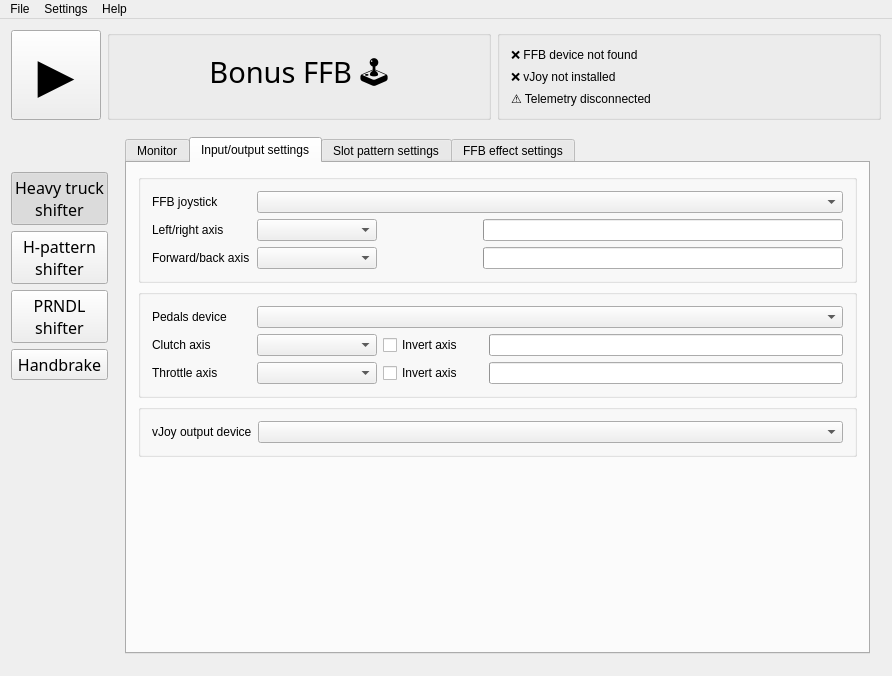
Old version of the form BonusFFB/BonusFFB.ui in the repository kgmonteith/BonusFFB.
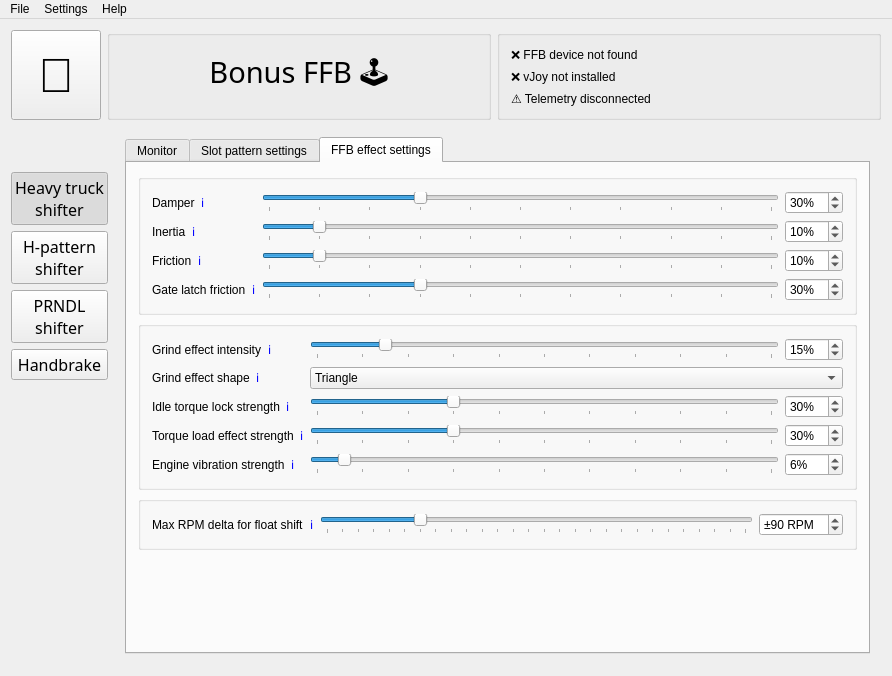
New version of the form. The open tabs and pages were chosen to show the change. Icons and pictures are not drawn.

Commit message: Implemented unified device configuration

The edit to the form file:
```diff
--- a/BonusFFB/BonusFFB.ui
+++ b/BonusFFB/BonusFFB.ui
@@ -63,10 +63,13 @@
          </font>
         </property>
         <property name="text">
-         <string>▶️</string>
+         <string>🚫</string>
         </property>
         <property name="checkable">
-         <bool>true</bool>
+         <bool>false</bool>
+        </property>
+        <property name="checked">
+         <bool>false</bool>
         </property>
        </widget>
       </item>
@@ -362,393 +365,6 @@
             </item>
            </layout>
           </widget>
-          <widget class="QWidget" name="tab_9">
-           <attribute name="title">
-            <string>Input/output settings</string>
-           </attribute>
-           <layout class="QVBoxLayout" name="verticalLayout_6">
-            <item>
-             <widget class="QGroupBox" name="joystickGroupBox_4">
-              <property name="title">
-               <string/>
-              </property>
-              <layout class="QFormLayout" name="ioSettingsLayout_4">
-               <item row="0" column="0">
-                <widget class="QLabel" name="label_22">
-                 <property name="minimumSize">
-                  <size>
-                   <width>99</width>
-                   <height>0</height>
-                  </size>
-                 </property>
-                 <property name="text">
-                  <string>FFB joystick</string>
-                 </property>
-                </widget>
-               </item>
-               <item row="0" column="1">
-                <widget class="QComboBox" name="heavytruck_joystickDeviceComboBox">
-                 <property name="sizePolicy">
-                  <sizepolicy hsizetype="Minimum" vsizetype="Fixed">
-                   <horstretch>0</horstretch>
-                   <verstretch>0</verstretch>
-                  </sizepolicy>
-                 </property>
-                </widget>
-               </item>
-               <item row="1" column="0">
-                <widget class="QLabel" name="label_23">
-                 <property name="text">
-                  <string>Left/right axis</string>
-                 </property>
-                </widget>
-               </item>
-               <item row="1" column="1">
-                <layout class="QHBoxLayout" name="horizontalLayout_28">
-                 <item>
-                  <widget class="QComboBox" name="heavytruck_joystickLRAxisComboBox">
-                   <property name="sizePolicy">
-                    <sizepolicy hsizetype="Fixed" vsizetype="Fixed">
-                     <horstretch>0</horstretch>
-                     <verstretch>0</verstretch>
-                    </sizepolicy>
-                   </property>
-                   <property name="minimumSize">
-                    <size>
-                     <width>120</width>
-                     <height>0</height>
-                    </size>
-                   </property>
-                   <property name="maximumSize">
-                    <size>
-                     <width>120</width>
-                     <height>16777215</height>
-                    </size>
-                   </property>
-                  </widget>
-                 </item>
-                 <item>
-                  <spacer name="horizontalSpacer_8">
-                   <property name="orientation">
-                    <enum>Qt::Orientation::Horizontal</enum>
-                   </property>
-                   <property name="sizeType">
-                    <enum>QSizePolicy::Policy::Fixed</enum>
-                   </property>
-                   <property name="sizeHint" stdset="0">
-                    <size>
-                     <width>100</width>
-                     <height>20</height>
-                    </size>
-                   </property>
-                  </spacer>
-                 </item>
-                 <item>
-                  <widget class="QProgressBar" name="heavytruck_ioTabJoystickLRProgressBar">
-                   <property name="autoFillBackground">
-                    <bool>false</bool>
-                   </property>
-                   <property name="maximum">
-                    <number>65535</number>
-                   </property>
-                   <property name="value">
-                    <number>0</number>
-                   </property>
-                   <property name="textVisible">
-                    <bool>false</bool>
-                   </property>
-                  </widget>
-                 </item>
-                </layout>
-               </item>
-               <item row="2" column="0">
-                <widget class="QLabel" name="label_24">
-                 <property name="text">
-                  <string>Forward/back axis</string>
-                 </property>
-                </widget>
-               </item>
-               <item row="2" column="1">
-                <layout class="QHBoxLayout" name="horizontalLayout_29">
-                 <item>
-                  <widget class="QComboBox" name="heavytruck_joystickFBAxisComboBox">
-                   <property name="sizePolicy">
-                    <sizepolicy hsizetype="Fixed" vsizetype="Fixed">
-                     <horstretch>0</horstretch>
-                     <verstretch>0</verstretch>
-                    </sizepolicy>
-                   </property>
-                   <property name="minimumSize">
-                    <size>
-                     <width>120</width>
-                     <height>0</height>
-                    </size>
-                   </property>
-                   <property name="maximumSize">
-                    <size>
-                     <width>120</width>
-                     <height>16777215</height>
-                    </size>
-                   </property>
-                  </widget>
-                 </item>
-                 <item>
-                  <spacer name="horizontalSpacer_9">
-                   <property name="orientation">
-                    <enum>Qt::Orientation::Horizontal</enum>
-                   </property>
-                   <property name="sizeType">
-                    <enum>QSizePolicy::Policy::Fixed</enum>
-                   </property>
-                   <property name="sizeHint" stdset="0">
-                    <size>
-                     <width>100</width>
-                     <height>20</height>
-                    </size>
-                   </property>
-                  </spacer>
-                 </item>
-                 <item>
-                  <widget class="QProgressBar" name="heavytruck_ioTabJoystickFBProgressBar">
-                   <property name="maximum">
-                    <number>65535</number>
-                   </property>
-                   <property name="value">
-                    <number>0</number>
-                   </property>
-                   <property name="textVisible">
-                    <bool>false</bool>
-                   </property>
-                  </widget>
-                 </item>
-                </layout>
-               </item>
-              </layout>
-             </widget>
-            </item>
-            <item>
-             <widget class="QGroupBox" name="pedalsGroupBox_3">
-              <property name="title">
-               <string/>
-              </property>
-              <layout class="QFormLayout" name="formLayout_6">
-               <item row="0" column="0">
-                <widget class="QLabel" name="cluckDeviceLabel_3">
-                 <property name="minimumSize">
-                  <size>
-                   <width>99</width>
-                   <height>0</height>
-                  </size>
-                 </property>
-                 <property name="text">
-                  <string>Pedals device</string>
-                 </property>
-                </widget>
-               </item>
-               <item row="0" column="1">
-                <widget class="QComboBox" name="heavytruck_pedalsDeviceComboBox">
-                 <property name="font">
-                  <font>
-                   <family>Segoe UI</family>
-                   <pointsize>9</pointsize>
-                  </font>
-                 </property>
-                 <property name="placeholderText">
-                  <string/>
-                 </property>
-                </widget>
-               </item>
-               <item row="1" column="0">
-                <widget class="QLabel" name="clutchAxisLabel_3">
-                 <property name="minimumSize">
-                  <size>
-                   <width>0</width>
-                   <height>0</height>
-                  </size>
-                 </property>
-                 <property name="text">
-                  <string>Clutch axis</string>
-                 </property>
-                </widget>
-               </item>
-               <item row="1" column="1">
-                <layout class="QHBoxLayout" name="horizontalLayout_30">
-                 <item>
-                  <widget class="QComboBox" name="heavytruck_clutchAxisComboBox">
-                   <property name="sizePolicy">
-                    <sizepolicy hsizetype="Fixed" vsizetype="Fixed">
-                     <horstretch>0</horstretch>
-                     <verstretch>0</verstretch>
-                    </sizepolicy>
-                   </property>
-                   <property name="minimumSize">
-                    <size>
-                     <width>120</width>
-                     <height>0</height>
-                    </size>
-                   </property>
-                   <property name="maximumSize">
-                    <size>
-                     <width>120</width>
-                     <height>16777215</height>
-                    </size>
-                   </property>
-                   <property name="toolTip">
-                    <string/>
-                   </property>
-                   <property name="placeholderText">
-                    <string/>
-                   </property>
-                  </widget>
-                 </item>
-                 <item>
-                  <widget class="QCheckBox" name="heavytruck_invertClutchAxisBox">
-                   <property name="sizePolicy">
-                    <sizepolicy hsizetype="Fixed" vsizetype="Fixed">
-                     <horstretch>0</horstretch>
-                     <verstretch>0</verstretch>
-                    </sizepolicy>
-                   </property>
-                   <property name="minimumSize">
-                    <size>
-                     <width>100</width>
-                     <height>0</height>
-                    </size>
-                   </property>
-                   <property name="styleSheet">
-                    <string notr="true"/>
-                   </property>
-                   <property name="text">
-                    <string>Invert axis</string>
-                   </property>
-                  </widget>
-                 </item>
-                 <item>
-                  <widget class="QProgressBar" name="heavytruck_ioTabClutchProgressBar">
-                   <property name="autoFillBackground">
-                    <bool>false</bool>
-                   </property>
-                   <property name="maximum">
-                    <number>65535</number>
-                   </property>
-                   <property name="value">
-                    <number>0</number>
-                   </property>
-                   <property name="textVisible">
-                    <bool>false</bool>
-                   </property>
-                  </widget>
-                 </item>
-                </layout>
-               </item>
-               <item row="2" column="0">
-                <widget class="QLabel" name="label_25">
-                 <property name="text">
-                  <string>Throttle axis</string>
-                 </property>
-                </widget>
-               </item>
-               <item row="2" column="1">
-                <layout class="QHBoxLayout" name="horizontalLayout_31">
-                 <item>
-                  <widget class="QComboBox" name="heavytruck_throttleAxisComboBox">
-                   <property name="sizePolicy">
-                    <sizepolicy hsizetype="Fixed" vsizetype="Fixed">
-                     <horstretch>0</horstretch>
-                     <verstretch>0</verstretch>
-                    </sizepolicy>
-                   </property>
-                   <property name="minimumSize">
-                    <size>
-                     <width>120</width>
-                     <height>0</height>
-                    </size>
-                   </property>
-                   <property name="maximumSize">
-                    <size>
-                     <width>120</width>
-                     <height>16777215</height>
-                    </size>
-                   </property>
-                  </widget>
-                 </item>
-                 <item>
-                  <widget class="QCheckBox" name="heavytruck_invertThrottleAxisBox">
-                   <property name="sizePolicy">
-                    <sizepolicy hsizetype="Fixed" vsizetype="Fixed">
-                     <horstretch>0</horstretch>
-                     <verstretch>0</verstretch>
-                    </sizepolicy>
-                   </property>
-                   <property name="minimumSize">
-                    <size>
-                     <width>100</width>
-                     <height>0</height>
-                    </size>
-                   </property>
-                   <property name="styleSheet">
-                    <string notr="true"/>
-                   </property>
-                   <property name="text">
-                    <string>Invert axis</string>
-                   </property>
-                  </widget>
-                 </item>
-                 <item>
-                  <widget class="QProgressBar" name="heavytruck_ioTabThrottleProgressBar">
-                   <property name="autoFillBackground">
-                    <bool>false</bool>
-                   </property>
-                   <property name="maximum">
-                    <number>65535</number>
-                   </property>
-                   <property name="value">
-                    <number>0</number>
-                   </property>
-                   <property name="textVisible">
-                    <bool>false</bool>
-                   </property>
-                  </widget>
-                 </item>
-                </layout>
-               </item>
-              </layout>
-             </widget>
-            </item>
-            <item>
-             <widget class="QGroupBox" name="vjoyGroupBox_3">
-              <property name="title">
-               <string/>
-              </property>
-              <layout class="QFormLayout" name="formLayout_7">
-               <item row="0" column="0">
-                <widget class="QLabel" name="vJoyOutputDeviceLabel_3">
-                 <property name="text">
-                  <string>vJoy output device</string>
-                 </property>
-                </widget>
-               </item>
-               <item row="0" column="1">
-                <widget class="QComboBox" name="heavytruck_vjoyDeviceComboBox"/>
-               </item>
-              </layout>
-             </widget>
-            </item>
-            <item>
-             <spacer name="verticalSpacer_5">
-              <property name="orientation">
-               <enum>Qt::Orientation::Vertical</enum>
-              </property>
-              <property name="sizeHint" stdset="0">
-               <size>
-                <width>20</width>
-                <height>40</height>
-               </size>
-              </property>
-             </spacer>
-            </item>
-           </layout>
-          </widget>
           <widget class="QWidget" name="heavytruck_slotPatternSettingsTab">
            <attribute name="title">
             <string>Slot pattern settings</string>
@@ -1662,7 +1278,10 @@
                  <item>
                   <widget class="QSpinBox" name="heavytruck_maxRevMatchRPMSpinbox">
                    <property name="suffix">
-                    <string/>
+                    <string> RPM</string>
+                   </property>
+                   <property name="prefix">
+                    <string>±</string>
                    </property>
                    <property name="minimum">
                     <number>30</number>
```
Left out of the diff: 968 changed lines with no effect on the pictures. The commit also changes 23 other files.
